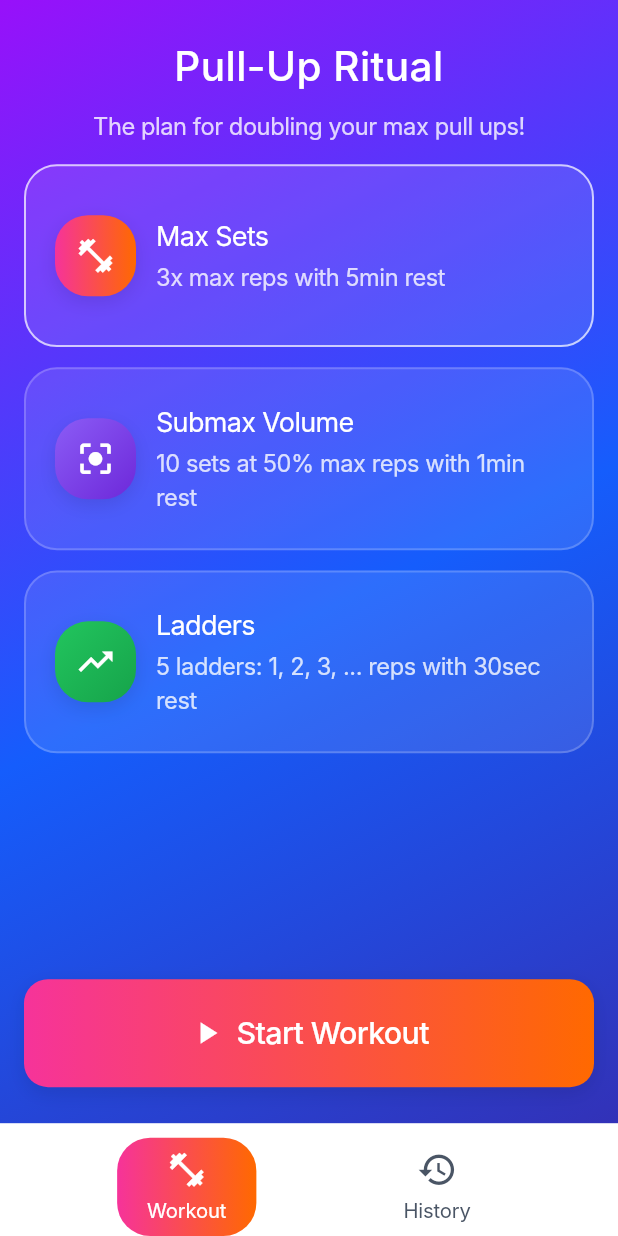
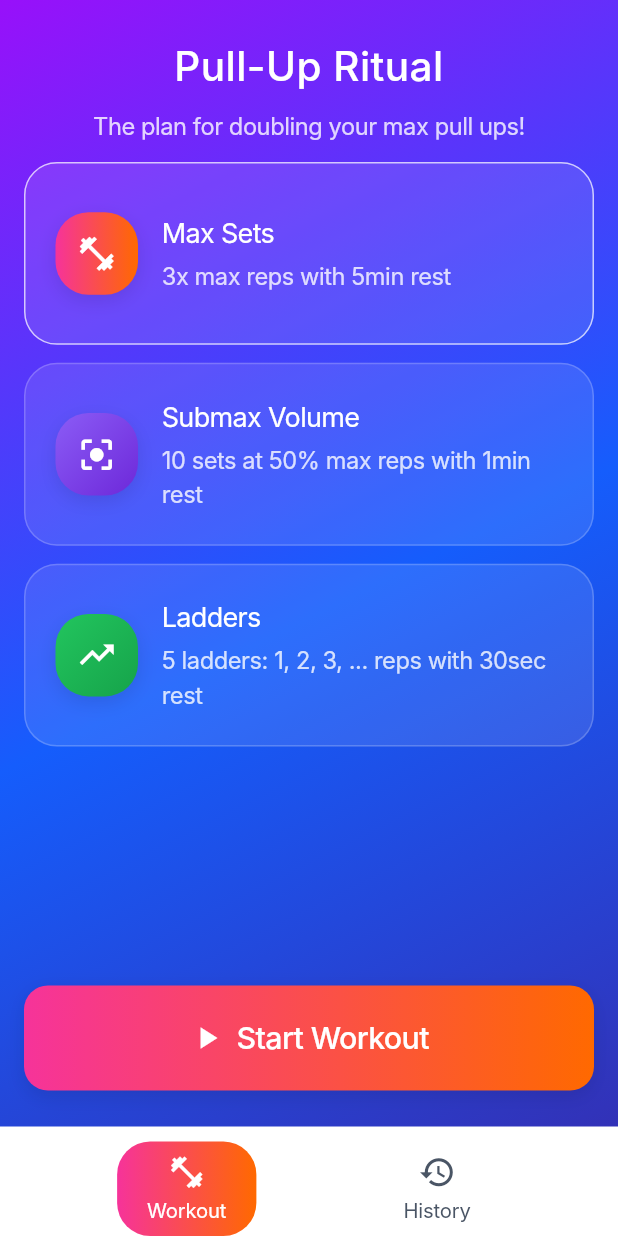
Before and after one commit to SaturnFromTitan/pull-up-ritual, a Flutter app: the screen it shows after launch, on a phone screen of 412 x 824 dp. Run offline on Flutter 3.47's test engine with Material 3 defaults, Android fonts, the phone set to English and light mode, and no system bars; Roboto replaces fonts that are missing (Inter).

Commit message:
chore: move some app spacing values into the component

```diff
--- a/lib/core/themes/app_colors.dart
+++ b/lib/core/themes/app_colors.dart
@@ -26,10 +26,10 @@ class AppColors {
     Color(0xFF16A34A),
   ];
 
-  // Glassmorphism colors - White overlays for dark background  - TODO: rename these
+  // Glassmorphism colors - White overlays for dark background
   static const Color glassBackground = Color(0x1AFFFFFF); // 10% white opacity
-  static const Color glassBorder = Color(0xB3FFFFFF); // 70% white opacity
-  static const Color glassBorderSecondary = Color(
+  static const Color glassBorderActive = Color(0xB3FFFFFF); // 70% white opacity
+  static const Color glassBorderInactive = Color(
     0x33FFFFFF,
   ); // 20% white opacity}
 
--- a/lib/core/themes/app_spacing.dart
+++ b/lib/core/themes/app_spacing.dart
@@ -11,18 +11,13 @@ class AppSpacing {
   static const double xxl = base * 10; // 40px
   static const double xxxl = base * 16; // 64px
 
-  // Specific spacing values from design
-  // TODO: move these into the specific widget files
-  static const double cardPadding = 19.34; // From Figma
-  static const double cardGap = 13.496; // From Figma
-  static const double iconSize = 35.996; // From Figma
-  static const double cardIconSize = 53.994; // From Figma
-  static const double buttonHeight = 71.992; // From Figma
-
   // Border radius
   static const double radiusSmall = 8.0;
   static const double radiusMedium = 16.0;
   static const double radiusLarge = 22.0;
   static const double radiusXLarge = 32.0;
   static const double radiusFull = 999.0; // For circular elements
+
+  // Specific spacing values from design
+  static const double buttonHeight = 70.0;
 }
--- a/lib/features/workout/presentation/screens/selection_screen.dart
+++ b/lib/features/workout/presentation/screens/selection_screen.dart
@@ -30,6 +30,7 @@ class WorkoutSelectionScreen extends StatefulWidget {
 
 class _WorkoutSelectionScreenState extends State<WorkoutSelectionScreen> {
   WorkoutType _selected = WorkoutType.maxSets;
+  static const double _cardGap = AppSpacing.base * 3;
 
   Future<int?> askForTargetReps() async {
     var res = await showDialog<int>(
@@ -108,7 +109,7 @@ class _WorkoutSelectionScreenState extends State<WorkoutSelectionScreen> {
           ),
         ),
 
-        const SizedBox(height: AppSpacing.cardGap),
+        const SizedBox(height: _cardGap),
 
         // Workout cards section
         Expanded(
@@ -127,7 +128,7 @@ class _WorkoutSelectionScreenState extends State<WorkoutSelectionScreen> {
                 onTap: () => setState(() => _selected = WorkoutType.maxSets),
               ),
 
-              const SizedBox(height: AppSpacing.cardGap),
+              const SizedBox(height: _cardGap),
 
               _WorkoutCard(
                 title: 'Submax Volume',
@@ -143,7 +144,7 @@ class _WorkoutSelectionScreenState extends State<WorkoutSelectionScreen> {
                     setState(() => _selected = WorkoutType.submaxVolume),
               ),
 
-              const SizedBox(height: AppSpacing.cardGap),
+              const SizedBox(height: _cardGap),
 
               _WorkoutCard(
                 title: 'Ladders',
@@ -161,7 +162,7 @@ class _WorkoutSelectionScreenState extends State<WorkoutSelectionScreen> {
           ),
         ),
 
-        const SizedBox(height: AppSpacing.cardGap),
+        const SizedBox(height: _cardGap),
 
         // Start workout button
         GradientButton(
@@ -192,6 +193,8 @@ class _WorkoutCard extends StatelessWidget {
     required this.onTap,
   });
 
+  static const double _iconSize = 55.0;
+
   @override
   Widget build(BuildContext context) {
     return GestureDetector(
@@ -203,19 +206,18 @@ class _WorkoutCard extends StatelessWidget {
           borderRadius: BorderRadius.circular(AppSpacing.radiusLarge),
           border: Border.all(
             color: isSelected
-                ? AppColors.glassBorder
-                : AppColors.glassBorderSecondary,
-            width: 1.337,
+                ? AppColors.glassBorderActive
+                : AppColors.glassBorderInactive,
           ),
         ),
         child: Padding(
-          padding: const EdgeInsets.all(AppSpacing.cardPadding),
+          padding: const EdgeInsets.all(20.0),
           child: Row(
             children: [
               // Icon container with gradient background
               Container(
-                width: AppSpacing.cardIconSize,
-                height: AppSpacing.cardIconSize,
+                width: _iconSize,
+                height: _iconSize,
                 decoration: BoxDecoration(
                   gradient: gradient,
                   borderRadius: BorderRadius.circular(AppSpacing.radiusLarge),
@@ -230,7 +232,7 @@ class _WorkoutCard extends StatelessWidget {
                 child: Center(child: icon),
               ),
 
-              SizedBox(width: AppSpacing.cardGap),
+              SizedBox(width: AppSpacing.md),
 
               // Text content
               Expanded(
@@ -239,7 +241,7 @@ class _WorkoutCard extends StatelessWidget {
                   mainAxisAlignment: MainAxisAlignment.center,
                   children: [
                     Text(title, style: AppTypography.headlineMedium),
-                    const SizedBox(height: 2.246),
+                    const SizedBox(height: AppSpacing.xs),
                     Flexible(
                       child: Text(
                         description,
--- a/lib/shared/widgets/gradient_navigation_bar.dart
+++ b/lib/shared/widgets/gradient_navigation_bar.dart
@@ -15,14 +15,7 @@ class GradientNavigationBar extends StatelessWidget {
     required this.destinations,
   });
 
-  static const double _barTopPadding = 9.7; // ~9.662
-  static const double _itemRadius = AppSpacing.radiusLarge;
-  static const double _iconSize = 27.0; // ~26.992
-  static const double _gap = 4.5; // ~4.492
-
-  // Figma colors
-  static const Color _inactiveColor = AppColors.onLightInactive;
-  static const LinearGradient _selectedGradient = AppGradients.primary;
+  static const double _iconSize = 25.0;
 
   @override
   Widget build(BuildContext context) {
@@ -31,7 +24,7 @@ class GradientNavigationBar extends StatelessWidget {
       child: SafeArea(
         top: false,
         child: Padding(
-          padding: const EdgeInsets.only(top: _barTopPadding),
+          padding: const EdgeInsets.only(top: 10.0),
           child: Row(
             mainAxisAlignment: MainAxisAlignment.spaceEvenly,
             children: List.generate(destinations.length, (index) {
@@ -68,19 +61,19 @@ class _NavItem extends StatelessWidget {
     required this.onTap,
   });
 
+  static const Color _inactiveColor = AppColors.onLightInactive;
+
   @override
   Widget build(BuildContext context) {
     final TextStyle labelStyle = AppTypography.labelLarge.copyWith(
-      color: isSelected ? Colors.white : GradientNavigationBar._inactiveColor,
-      height: 18 / 13.5, // leading 18 per Figma
-      letterSpacing: -0.1121, // per Figma
-      fontWeight: FontWeight.w400, // Inter Regular per Figma
+      color: isSelected ? Colors.white : _inactiveColor,
+      fontWeight: FontWeight.w400,
     );
 
     final Widget coloredIcon = IconTheme(
       data: IconThemeData(
         size: GradientNavigationBar._iconSize,
-        color: isSelected ? Colors.white : GradientNavigationBar._inactiveColor,
+        color: isSelected ? Colors.white : _inactiveColor,
       ),
       child: icon,
     );
@@ -90,11 +83,9 @@ class _NavItem extends StatelessWidget {
       behavior: HitTestBehavior.opaque,
       child: Container(
         decoration: BoxDecoration(
-          gradient: isSelected ? GradientNavigationBar._selectedGradient : null,
+          gradient: isSelected ? AppGradients.primary : null,
           color: isSelected ? null : Colors.transparent,
-          borderRadius: BorderRadius.circular(
-            GradientNavigationBar._itemRadius,
-          ),
+          borderRadius: BorderRadius.circular(AppSpacing.radiusLarge),
         ),
         padding: const EdgeInsets.symmetric(vertical: 8, horizontal: 20),
         child: Column(
@@ -102,7 +93,7 @@ class _NavItem extends StatelessWidget {
           mainAxisAlignment: MainAxisAlignment.center,
           children: [
             coloredIcon,
-            SizedBox(height: GradientNavigationBar._gap),
+            SizedBox(height: AppSpacing.xs),
             Text(label, style: labelStyle),
           ],
         ),
```
